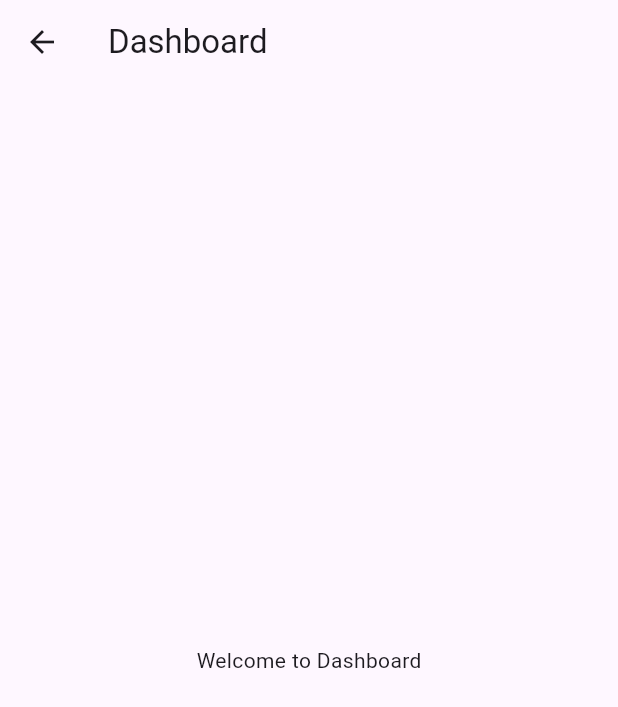
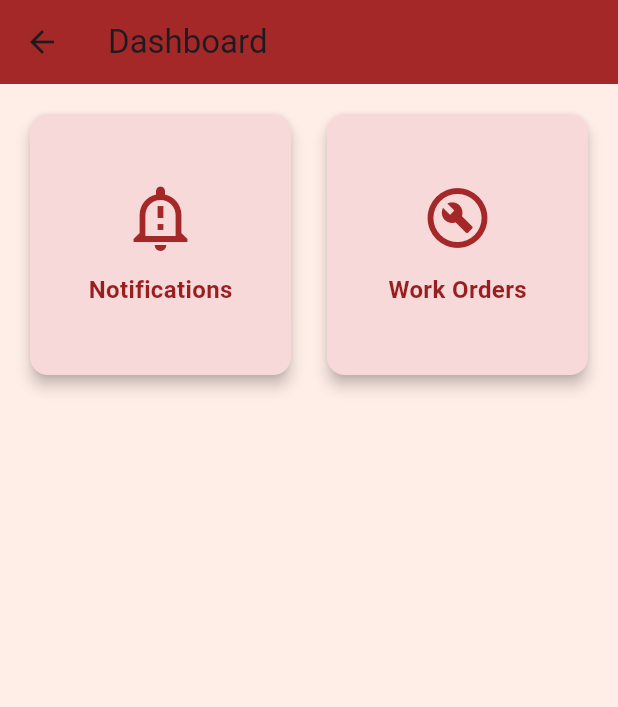
Before and after one commit to u-Kiran05/maintenancePortal, a Flutter app: the DashboardPage screen opened by its route, on a phone screen of 412 x 824 dp. Shown: the top 707 px of the screen. Run offline on Flutter 3.47's test engine with Material 3 defaults, Android fonts, the phone set to English and light mode, and no system bars.

Commit message:
added notifications

```diff
--- a/lib/screens/dashboard_page.dart
+++ b/lib/screens/dashboard_page.dart
@@ -1,11 +1,72 @@
 import 'package:flutter/material.dart';
+import '../utils/user_session.dart';
+import '../styles/app_colors.dart';
+import '../styles/dashboard_styles.dart';
+import 'notifications_page.dart';
 
 class DashboardPage extends StatelessWidget {
+  void _navigate(BuildContext context, Widget page) {
+    Navigator.push(context, MaterialPageRoute(builder: (_) => page));
+  }
+
   @override
   Widget build(BuildContext context) {
+    final empId = UserSession.getEmpId();
+
     return Scaffold(
-      appBar: AppBar(title: Text("Dashboard")),
-      body: Center(child: Text("Welcome to Dashboard")),
+      appBar: AppBar(title: Text("Dashboard"), backgroundColor: AppColors.primaryRed),
+      backgroundColor: AppColors.backgroundLeft,
+      body: Padding(
+        padding: DashboardStyles.gridPadding,
+        child: GridView.count(
+          crossAxisCount: 2,
+          crossAxisSpacing: 16,
+          mainAxisSpacing: 16,
+          children: [
+            _DashboardCard(
+              title: 'Notifications',
+              icon: Icons.notification_important_outlined,
+              onTap: () => _navigate(context, NotificationsPage(empId: empId)),
+            ),
+            _DashboardCard(
+              title: 'Work Orders',
+              icon: Icons.build_circle_outlined,
+              onTap: () {}, // future screen
+            ),
+          ],
+        ),
+      ),
     );
   }
 }
+
+class _DashboardCard extends StatelessWidget {
+  final String title;
+  final IconData icon;
+  final VoidCallback onTap;
+
+  const _DashboardCard({required this.title, required this.icon, required this.onTap});
+
+  @override
+  Widget build(BuildContext context) {
+    return InkWell(
+      onTap: onTap,
+      splashColor: AppColors.primaryRed.withOpacity(0.2),
+      child: Card(
+        elevation: 4,
+        color: DashboardStyles.cardBackgroundColor,
+        shape: DashboardStyles.cardShape,
+        child: Center(
+          child: Column(
+            mainAxisSize: MainAxisSize.min,
+            children: [
+              Icon(icon, size: DashboardStyles.iconSize, color: DashboardStyles.cardIconColor),
+              SizedBox(height: 12),
+              Text(title, style: DashboardStyles.cardTitleStyle),
+            ],
+          ),
+        ),
+      ),
+    );
+  }
+}
--- a/lib/screens/login_page.dart
+++ b/lib/screens/login_page.dart
@@ -2,6 +2,7 @@ import 'package:flutter/material.dart';
 import '../services/auth_service.dart';
 import '../styles/login_style.dart';
 import '../styles/app_colors.dart';
+import '../utils/user_session.dart';
 
 class EmployeeLoginScreen extends StatefulWidget {
   @override
@@ -11,7 +12,6 @@ class EmployeeLoginScreen extends StatefulWidget {
 class _EmployeeLoginScreenState extends State<EmployeeLoginScreen> {
   final TextEditingController _employeeIdController = TextEditingController();
   final TextEditingController _passwordController = TextEditingController();
-
   String _feedbackMessage = '';
   IconData? _feedbackIcon;
   bool _isLoading = false;
@@ -38,6 +38,7 @@ class _EmployeeLoginScreenState extends State<EmployeeLoginScreen> {
     try {
       final status = await AuthService.login(empId, password);
       if (status == 'Y') {
+        UserSession.setEmpId(empId);
         Navigator.pushReplacementNamed(context, '/dashboard');
       } else {
         setState(() {
@@ -69,10 +70,7 @@ class _EmployeeLoginScreenState extends State<EmployeeLoginScreen> {
             children: [
               const Icon(Icons.engineering, size: 60, color: Colors.blueAccent),
               const SizedBox(height: 10),
-
-              // ✅ No const here because the style is not compile-time constant
               Text("Maintenance Engineer Login", style: LoginStyles.titleText),
-
               const SizedBox(height: 20),
               TextField(
                 controller: _employeeIdController,
--- a/lib/services/auth_service.dart
+++ b/lib/services/auth_service.dart
@@ -2,7 +2,7 @@ import 'package:http/http.dart' as http;
 import 'dart:convert';
 
 class AuthService {
-  static final String _backendUrl = 'http://10.0.2.2:5000';
+  static final String _backendUrl = 'http://10.0.2.2:5000/api/login';
 
   static Future<String> login(String empId, String password) async {
     final response = await http.post(
--- /dev/null
+++ b/lib/styles/dashboard_styles.dart
@@ -0,0 +1,21 @@
+import 'package:flutter/material.dart';
+import 'app_colors.dart'; // Make sure to import your color constants
+
+class DashboardStyles {
+  static const EdgeInsets gridPadding = EdgeInsets.all(16.0);
+
+  static const cardShape = RoundedRectangleBorder(
+    borderRadius: BorderRadius.all(Radius.circular(12)),
+  );
+
+  static const double iconSize = 48;
+
+  static const cardTitleStyle = TextStyle(
+    fontSize: 16,
+    fontWeight: FontWeight.w600,
+    color: AppColors.darkRedText,
+  );
+
+  static const cardBackgroundColor = AppColors.roleTabActive;
+  static const cardIconColor = AppColors.primaryRed;
+}
--- /dev/null
+++ b/lib/utils/user_session.dart
@@ -0,0 +1,7 @@
+class UserSession {
+  static String? empId;
+
+  static void setEmpId(String id) => empId = id;
+  static String getEmpId() => empId ?? '';
+  static void clear() => empId = null;
+}
```
Also changed, not shown: lib/screens/notifications_page.dart (added, +66 -0 lines), lib/services/other_services.dart (added, +68 -0 lines), lib/styles/notification_styles.dart (added, +26 -0 lines), 2 other files.
